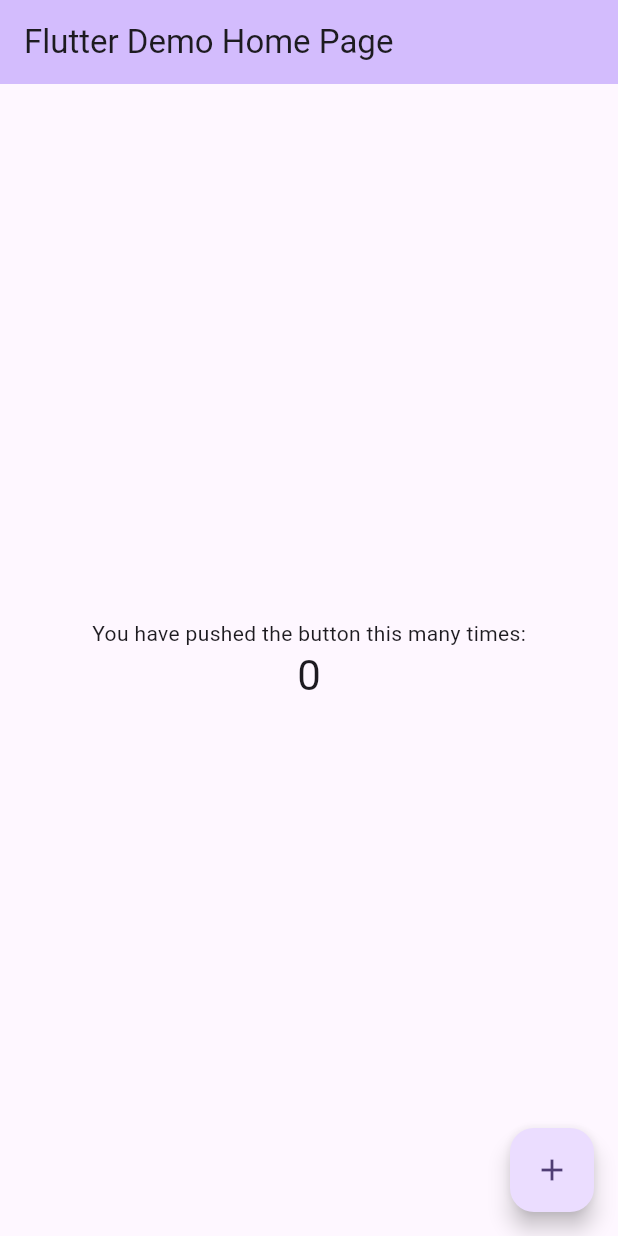
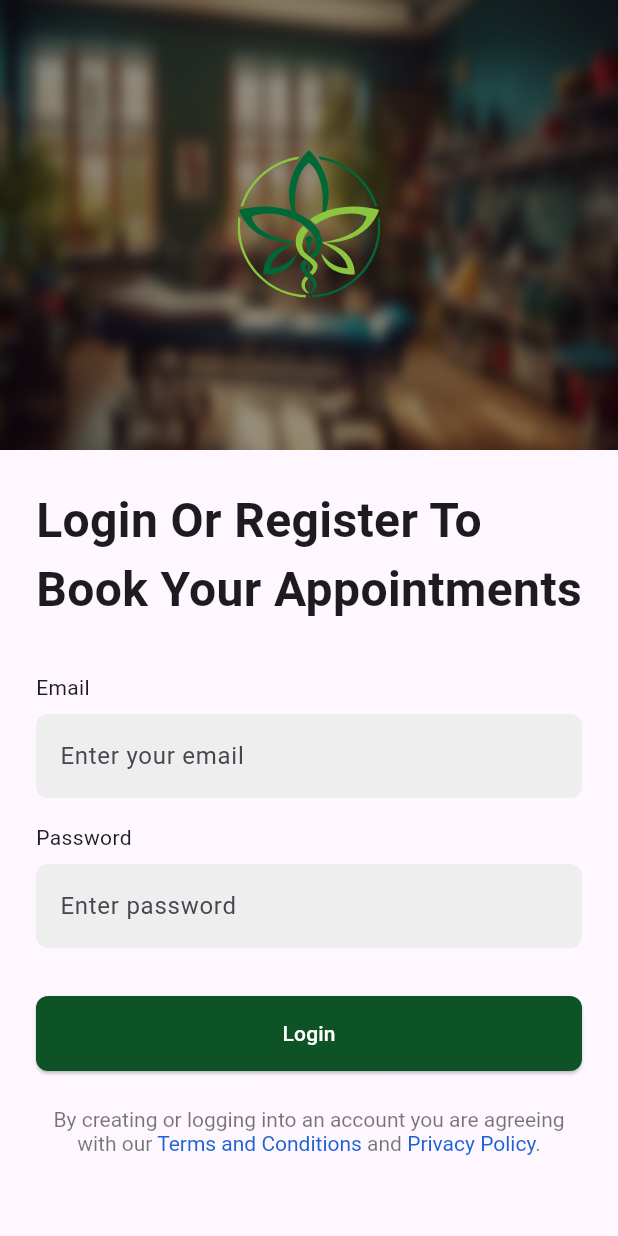
Before and after one commit to shyam-lal/noviindus-machine-test, a Flutter app: the screen it shows after launch, on a phone screen of 412 x 824 dp. Run offline on Flutter 3.47's test engine with Material 3 defaults, Android fonts, the phone set to English and light mode, and no system bars; our stand-ins replace flutter_svg.

Commit message:
feat(login): add login screen Created login screen ui. Added routing constants class. Add assets for login screen

```diff
--- /dev/null
+++ b/lib/config/constants/app_routes.dart
@@ -0,0 +1,6 @@
+class AppRoutes {
+  static String splashScreen = '/';
+
+  // Onboarding
+  static String signIn = '/login';
+}
--- a/lib/main.dart
+++ b/lib/main.dart
@@ -1,4 +1,7 @@
 import 'package:flutter/material.dart';
+import 'package:novindus_machine_test/config/constants/app_routes.dart';
+import 'package:novindus_machine_test/config/decoration/size_configs.dart';
+import 'package:novindus_machine_test/presentation/onboarding/screens/login_screen.dart';
 
 void main() {
   runApp(const MyApp());
@@ -7,116 +10,15 @@ void main() {
 class MyApp extends StatelessWidget {
   const MyApp({super.key});
 
-  // This widget is the root of your application.
   @override
   Widget build(BuildContext context) {
+    SizeConfigs().init(context);
     return MaterialApp(
-      title: 'Flutter Demo',
-      theme: ThemeData(
-        // This is the theme of your application.
-        //
-        // TRY THIS: Try running your application with "flutter run". You'll see
-        // the application has a purple toolbar. Then, without quitting the app,
-        // try changing the seedColor in the colorScheme below to Colors.green
-        // and then invoke "hot reload" (save your changes or press the "hot
-        // reload" button in a Flutter-supported IDE, or press "r" if you used
-        // the command line to start the app).
-        //
-        // Notice that the counter didn't reset back to zero; the application
-        // state is not lost during the reload. To reset the state, use hot
-        // restart instead.
-        //
-        // This works for code too, not just values: Most code changes can be
-        // tested with just a hot reload.
-        colorScheme: ColorScheme.fromSeed(seedColor: Colors.deepPurple),
-      ),
-      home: const MyHomePage(title: 'Flutter Demo Home Page'),
+      debugShowCheckedModeBanner: false,
+      initialRoute: AppRoutes.signIn,
+      routes: {
+        AppRoutes.signIn: (context) => LoginScreen(),
+      },
     );
   }
 }
-
-class MyHomePage extends StatefulWidget {
-  const MyHomePage({super.key, required this.title});
-
-  // This widget is the home page of your application. It is stateful, meaning
-  // that it has a State object (defined below) that contains fields that affect
-  // how it looks.
-
-  // This class is the configuration for the state. It holds the values (in this
-  // case the title) provided by the parent (in this case the App widget) and
-  // used by the build method of the State. Fields in a Widget subclass are
-  // always marked "final".
-
-  final String title;
-
-  @override
-  State<MyHomePage> createState() => _MyHomePageState();
-}
-
-class _MyHomePageState extends State<MyHomePage> {
-  int _counter = 0;
-
-  void _incrementCounter() {
-    setState(() {
-      // This call to setState tells the Flutter framework that something has
-      // changed in this State, which causes it to rerun the build method below
-      // so that the display can reflect the updated values. If we changed
-      // _counter without calling setState(), then the build method would not be
-      // called again, and so nothing would appear to happen.
-      _counter++;
-    });
-  }
-
-  @override
-  Widget build(BuildContext context) {
-    // This method is rerun every time setState is called, for instance as done
-    // by the _incrementCounter method above.
-    //
-    // The Flutter framework has been optimized to make rerunning build methods
-    // fast, so that you can just rebuild anything that needs updating rather
-    // than having to individually change instances of widgets.
-    return Scaffold(
-      appBar: AppBar(
-        // TRY THIS: Try changing the color here to a specific color (to
-        // Colors.amber, perhaps?) and trigger a hot reload to see the AppBar
-        // change color while the other colors stay the same.
-        backgroundColor: Theme.of(context).colorScheme.inversePrimary,
-        // Here we take the value from the MyHomePage object that was created by
-        // the App.build method, and use it to set our appbar title.
-        title: Text(widget.title),
-      ),
-      body: Center(
-        // Center is a layout widget. It takes a single child and positions it
-        // in the middle of the parent.
-        child: Column(
-          // Column is also a layout widget. It takes a list of children and
-          // arranges them vertically. By default, it sizes itself to fit its
-          // children horizontally, and tries to be as tall as its parent.
-          //
-          // Column has various properties to control how it sizes itself and
-          // how it positions its children. Here we use mainAxisAlignment to
-          // center the children vertically; the main axis here is the vertical
-          // axis because Columns are vertical (the cross axis would be
-          // horizontal).
-          //
-          // TRY THIS: Invoke "debug painting" (choose the "Toggle Debug Paint"
-          // action in the IDE, or press "p" in the console), to see the
-          // wireframe for each widget.
-          mainAxisAlignment: MainAxisAlignment.center,
-          children: <Widget>[
-            const Text('You have pushed the button this many times:'),
-            Text(
-              '$_counter',
-              style: Theme.of(context).textTheme.headlineMedium,
-            ),
-          ],
-        ),
-      ),
-      floatingActionButton: FloatingActionButton(
-        onPressed: _incrementCounter,
-        tooltip: 'Increment',
-        child: const Icon(Icons.add),
-      ), // This trailing comma makes auto-formatting nicer for build methods.
-    );
-  }
-}
--- /dev/null
+++ b/lib/presentation/onboarding/screens/login_screen.dart
@@ -0,0 +1,123 @@
+import 'package:flutter/material.dart';
+import 'package:flutter_svg/flutter_svg.dart';
+import 'package:novindus_machine_test/config/decoration/size_configs.dart';
+
+class LoginScreen extends StatelessWidget {
+  const LoginScreen({super.key});
+
+  @override
+  Widget build(BuildContext context) {
+    return Scaffold(
+      body: SingleChildScrollView(
+        child: Column(
+          children: [
+            Stack(
+              alignment: Alignment.center,
+              children: [
+                Image.asset("assets/images/home-bg.png", fit: BoxFit.fill, height: 300,),
+                Container(
+                  height: 300,
+                  width: double.infinity,
+                  color: Colors.black.withOpacity(0.4),
+                ),
+                SvgPicture.asset(
+                'assets/images/logo.svg',
+                width: SizeConfigs.screenWidth,
+                height: 100,
+              ),
+              ],
+            ),
+            Padding(
+              padding: const EdgeInsets.all(24.0),
+              child: Column(
+                crossAxisAlignment: CrossAxisAlignment.start,
+                children: [
+                  const Text(
+                    'Login Or Register To Book Your Appointments',
+                    style: TextStyle(
+                      fontSize: 32,
+                      fontWeight: FontWeight.bold,
+                    ),
+                  ),
+                  const SizedBox(height: 32),
+                  const Text('Email'),
+                  const SizedBox(height: 8),
+                  TextField(
+                    decoration: InputDecoration(
+                      hintText: 'Enter your email',
+                      filled: true,
+                      fillColor: Colors.grey[200],
+                      border: OutlineInputBorder(
+                        borderRadius: BorderRadius.circular(8),
+                        borderSide: BorderSide.none,
+                      ),
+                    ),
+                  ),
+                  const SizedBox(height: 16),
+                  const Text('Password'),
+                  const SizedBox(height: 8),
+                  TextField(
+                    obscureText: true,
+                    decoration: InputDecoration(
+                      hintText: 'Enter password',
+                      filled: true,
+                      fillColor: Colors.grey[200],
+                      border: OutlineInputBorder(
+                        borderRadius: BorderRadius.circular(8),
+                        borderSide: BorderSide.none,
+                      ),
+                    ),
+                  ),
+                  const SizedBox(height: 32),
+                  SizedBox(
+                    width: double.infinity,
+                    height: 50,
+                    child: ElevatedButton(
+                      onPressed: () {},
+                      style: ElevatedButton.styleFrom(
+                        backgroundColor: const Color(0xFF0D5325),
+                        shape: RoundedRectangleBorder(
+                          borderRadius: BorderRadius.circular(8),
+                        ),
+                      ),
+                      child: const Text(
+                        'Login',
+                        style: TextStyle(color: Colors.white),
+                      ),
+                    ),
+                  ),
+                  const SizedBox(height: 24),
+                  RichText(
+                    textAlign: TextAlign.center,
+                    text: const TextSpan(
+                      style: TextStyle(color: Colors.black54),
+                      children: [
+                        TextSpan(
+                          text: 'By creating or logging into an account you are agreeing with our ',
+                        ),
+                        TextSpan(
+                          text: 'Terms and Conditions',
+                          style: TextStyle(color: Color(0xFF1E63D3)),
+                        ),
+                        TextSpan(
+                          text: ' and ',
+                        ),
+                        TextSpan(
+                          text: 'Privacy Policy',
+                          style: TextStyle(color: Color(0xFF1E63D3)),
+                        ),
+                        TextSpan(
+                          text: '.',
+                        ),
+                      ],
+                    ),
+                  ),
+                ],
+              ),
+            ),
+          ],
+        ),
+      ),
+    );
+  }
+}
--- a/pubspec.yaml
+++ b/pubspec.yaml
@@ -31,6 +31,7 @@ dependencies:
   flutter:
     sdk: flutter
   provider: ^6.1.5+1
+  flutter_svg: ^2.2.1
 
   # The following adds the Cupertino Icons font to your application.
   # Use with the CupertinoIcons class for iOS style icons.
```
Also changed, not shown: assets/images/home-bg.png (added), assets/images/logo.svg (added), pubspec.lock.
